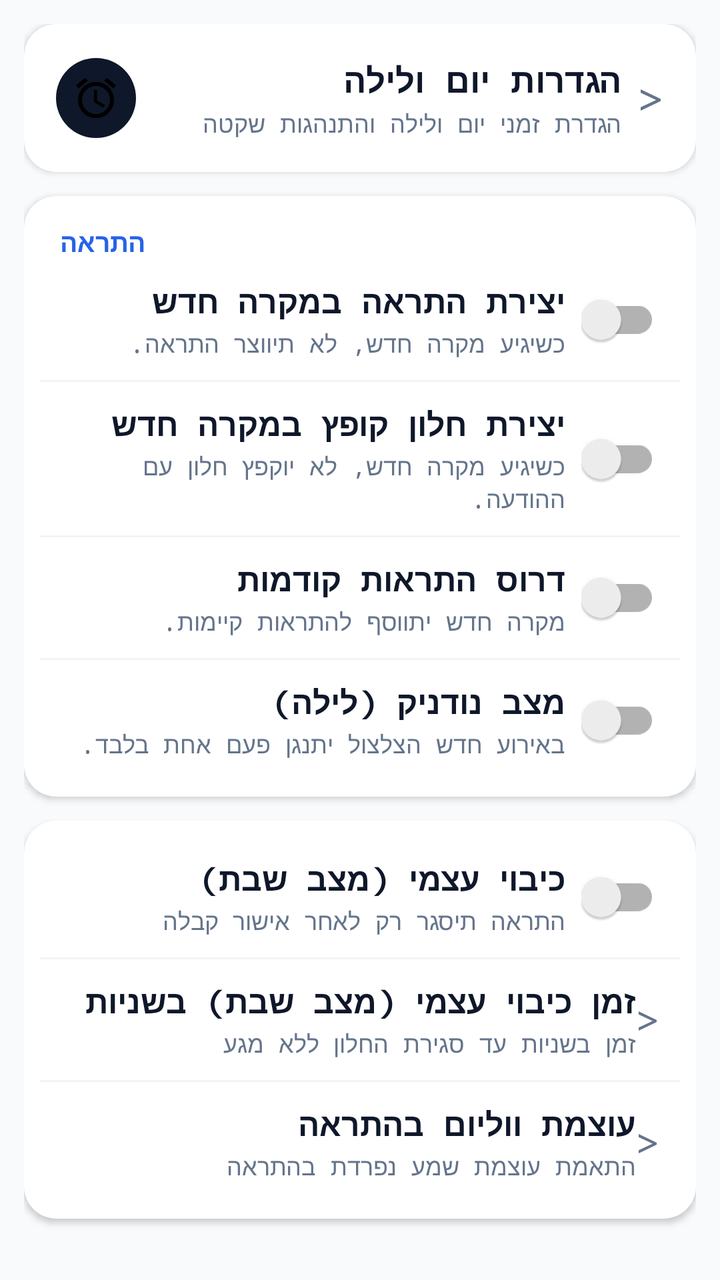
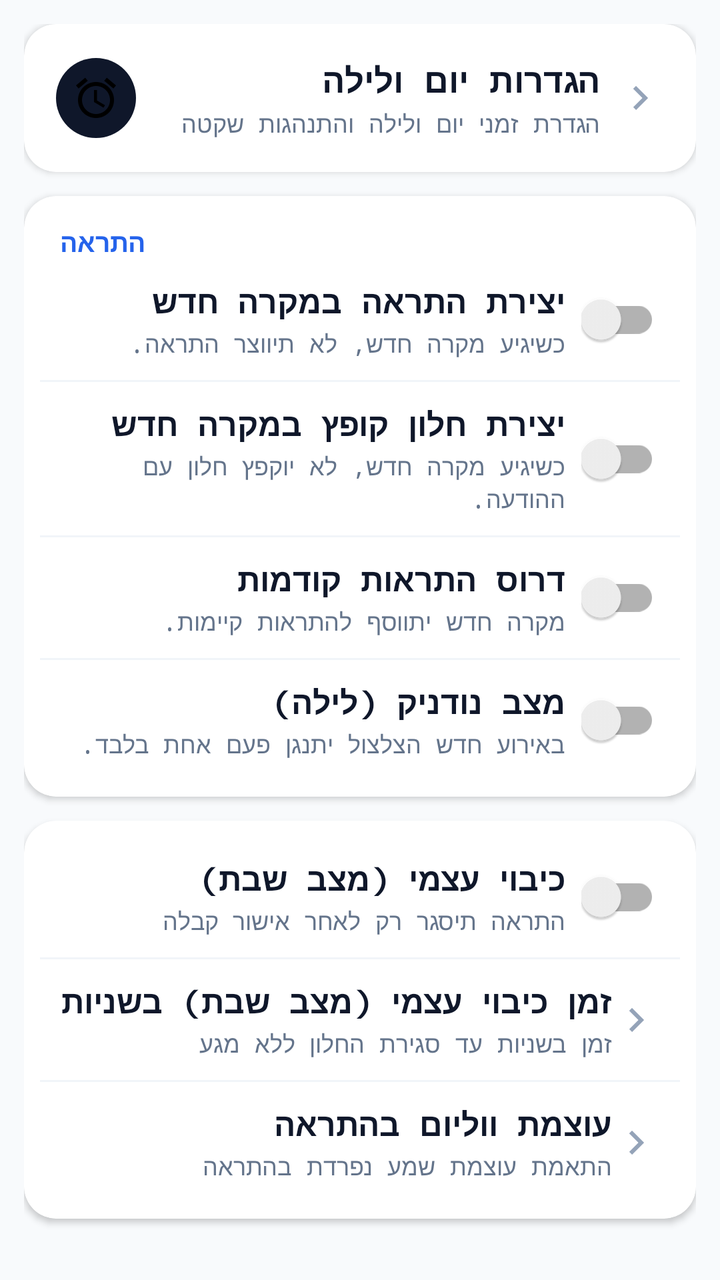

Compare the two renders of this Android layout. The source of the first and the diff that turns it into the second are given below.
<!-- AndroidManifest.xml: application theme AppTheme -->
<!-- res/layout/settings_advanced.xml -->
<?xml version="1.0" encoding="utf-8"?>
<androidx.core.widget.NestedScrollView xmlns:android="http://schemas.android.com/apk/res/android"
    xmlns:app="http://schemas.android.com/apk/res-auto"
    android:layout_width="match_parent"
    android:layout_height="match_parent"
    android:background="@color/colorBackground"
    android:fillViewport="true">

    <LinearLayout
        android:layout_width="match_parent"
        android:layout_height="wrap_content"
        android:orientation="vertical"
        android:padding="12dp">

        
        <androidx.cardview.widget.CardView
            android:id="@+id/ampm_card"
            android:layout_width="match_parent"
            android:layout_height="wrap_content"
            android:layout_marginBottom="12dp"
            android:clickable="true"
            android:focusable="true"
            android:foreground="?attr/selectableItemBackground"
            app:cardBackgroundColor="@color/White"
            app:cardCornerRadius="16dp"
            app:cardElevation="2dp"
            app:cardUseCompatPadding="false">

            <androidx.constraintlayout.widget.ConstraintLayout
                android:layout_width="match_parent"
                android:layout_height="wrap_content"
                android:padding="16dp">

                <ImageView
                    android:id="@+id/iv_ampm_icon"
                    android:layout_width="40dp"
                    android:layout_height="40dp"
                    android:background="@drawable/shape_play_btn_bg"
                    android:padding="8dp"
                    android:src="@drawable/ic_clock"
                    app:layout_constraintBottom_toBottomOf="parent"
                    app:layout_constraintStart_toStartOf="parent"
                    app:layout_constraintTop_toTopOf="parent"
                    app:tint="@color/White" />

                <TextView
                    android:id="@+id/tools_tv"
                    android:layout_width="0dp"
                    android:layout_height="wrap_content"
                    android:layout_marginStart="12dp"
                    android:layout_marginEnd="8dp"
                    android:text="@string/pref_header_ampm"
                    android:textColor="@color/textColorPrimary"
                    android:textSize="17sp"
                    android:textStyle="bold"
                    app:layout_constraintBottom_toTopOf="@+id/tv_ampm_sub"
                    app:layout_constraintEnd_toStartOf="@+id/tools_arrow_tv"
                    app:layout_constraintStart_toEndOf="@+id/iv_ampm_icon"
                    app:layout_constraintTop_toTopOf="parent" />

                <TextView
                    android:id="@+id/tv_ampm_sub"
                    android:layout_width="0dp"
                    android:layout_height="wrap_content"
                    android:layout_marginStart="12dp"
                    android:layout_marginTop="2dp"
                    android:layout_marginEnd="8dp"
                    android:text="הגדרת זמני יום ולילה והתנהגות שקטה"
                    android:textColor="@color/textColorSecondary"
                    android:textSize="12sp"
                    app:layout_constraintBottom_toBottomOf="parent"
                    app:layout_constraintEnd_toStartOf="@+id/tools_arrow_tv"
                    app:layout_constraintStart_toEndOf="@+id/iv_ampm_icon"
                    app:layout_constraintTop_toBottomOf="@+id/tools_tv" />

                <TextView
                    android:id="@+id/tools_arrow_tv"
                    android:layout_width="wrap_content"
                    android:layout_height="wrap_content"
                    android:text="&gt;"
                    android:textColor="@color/textColorSecondary"
                    android:textSize="22sp"
                    app:layout_constraintBottom_toBottomOf="parent"
                    app:layout_constraintEnd_toEndOf="parent"
                    app:layout_constraintTop_toTopOf="parent" />
            </androidx.constraintlayout.widget.ConstraintLayout>
        </androidx.cardview.widget.CardView>

        
        <androidx.cardview.widget.CardView
            android:layout_width="match_parent"
            android:layout_height="wrap_content"
            android:layout_marginBottom="12dp"
            app:cardBackgroundColor="@color/White"
            app:cardCornerRadius="16dp"
            app:cardElevation="2dp"
            app:cardUseCompatPadding="false">

            <LinearLayout
                android:layout_width="match_parent"
                android:layout_height="wrap_content"
                android:orientation="vertical"
                android:padding="8dp">

                <TextView
                    android:layout_width="wrap_content"
                    android:layout_height="wrap_content"
                    android:paddingStart="10dp"
                    android:paddingTop="6dp"
                    android:paddingEnd="10dp"
                    android:text="@string/title_notif"
                    android:textColor="@color/ColorAqua"
                    android:textSize="13sp"
                    android:textStyle="bold" />

                
                <androidx.constraintlayout.widget.ConstraintLayout
                    android:id="@+id/not_pref"
                    android:layout_width="match_parent"
                    android:layout_height="wrap_content"
                    android:clickable="true"
                    android:focusable="true"
                    android:foreground="?attr/selectableItemBackground"
                    android:padding="10dp">

                    <TextView
                        android:id="@+id/not_Title"
                        android:layout_width="0dp"
                        android:layout_height="wrap_content"
                        android:layout_marginEnd="8dp"
                        android:text="@string/pref_title_not"
                        android:textColor="@color/textColorPrimary"
                        android:textSize="16sp"
                        android:textStyle="bold"
                        app:layout_constraintEnd_toStartOf="@+id/not"
                        app:layout_constraintStart_toStartOf="parent"
                        app:layout_constraintTop_toTopOf="parent" />

                    <TextView
                        android:id="@+id/not_Desc"
                        android:layout_width="0dp"
                        android:layout_height="wrap_content"
                        android:layout_marginTop="2dp"
                        android:layout_marginEnd="8dp"
                        android:text="@string/pref_description_not_off"
                        android:textColor="@color/textColorSecondary"
                        android:textSize="12sp"
                        app:layout_constraintEnd_toStartOf="@+id/not"
                        app:layout_constraintStart_toStartOf="parent"
                        app:layout_constraintTop_toBottomOf="@+id/not_Title" />

                    <androidx.appcompat.widget.SwitchCompat
                        android:id="@+id/not"
                        android:layout_width="wrap_content"
                        android:layout_height="wrap_content"
                        android:clickable="false"
                        app:layout_constraintBottom_toBottomOf="parent"
                        app:layout_constraintEnd_toEndOf="parent"
                        app:layout_constraintTop_toTopOf="parent" />
                </androidx.constraintlayout.widget.ConstraintLayout>

                <View
                    android:layout_width="match_parent"
                    android:layout_height="1dp"
                    android:background="#F1F5F9" />

                
                <androidx.constraintlayout.widget.ConstraintLayout
                    android:id="@+id/newWin_pref"
                    android:layout_width="match_parent"
                    android:layout_height="wrap_content"
                    android:clickable="true"
                    android:focusable="true"
                    android:foreground="?attr/selectableItemBackground"
                    android:padding="10dp">

                    <TextView
                        android:id="@+id/newWin_Title"
                        android:layout_width="0dp"
                        android:layout_height="wrap_content"
                        android:layout_marginEnd="8dp"
                        android:text="@string/pref_title_newWin"
                        android:textColor="@color/textColorPrimary"
                        android:textSize="16sp"
                        android:textStyle="bold"
                        app:layout_constraintEnd_toStartOf="@+id/newWin"
                        app:layout_constraintStart_toStartOf="parent"
                        app:layout_constraintTop_toTopOf="parent" />

                    <TextView
                        android:id="@+id/newWin_Desc"
                        android:layout_width="0dp"
                        android:layout_height="wrap_content"
                        android:layout_marginTop="2dp"
                        android:layout_marginEnd="8dp"
                        android:text="@string/pref_description_newWin_off"
                        android:textColor="@color/textColorSecondary"
                        android:textSize="12sp"
                        app:layout_constraintEnd_toStartOf="@+id/newWin"
                        app:layout_constraintStart_toStartOf="parent"
                        app:layout_constraintTop_toBottomOf="@+id/newWin_Title" />

                    <androidx.appcompat.widget.SwitchCompat
                        android:id="@+id/newWin"
                        android:layout_width="wrap_content"
                        android:layout_height="wrap_content"
                        android:clickable="false"
                        app:layout_constraintBottom_toBottomOf="parent"
                        app:layout_constraintEnd_toEndOf="parent"
                        app:layout_constraintTop_toTopOf="parent" />
                </androidx.constraintlayout.widget.ConstraintLayout>

                <View
                    android:layout_width="match_parent"
                    android:layout_height="1dp"
                    android:background="#F1F5F9" />

                
                <androidx.constraintlayout.widget.ConstraintLayout
                    android:id="@+id/ride_pref"
                    android:layout_width="match_parent"
                    android:layout_height="wrap_content"
                    android:clickable="true"
                    android:focusable="true"
                    android:foreground="?attr/selectableItemBackground"
                    android:padding="10dp">

                    <TextView
                        android:id="@+id/ride_Title"
                        android:layout_width="0dp"
                        android:layout_height="wrap_content"
                        android:layout_marginEnd="8dp"
                        android:text="@string/pref_title_ride"
                        android:textColor="@color/textColorPrimary"
                        android:textSize="16sp"
                        android:textStyle="bold"
                        app:layout_constraintEnd_toStartOf="@+id/ride"
                        app:layout_constraintStart_toStartOf="parent"
                        app:layout_constraintTop_toTopOf="parent" />

                    <TextView
                        android:id="@+id/ride_Desc"
                        android:layout_width="0dp"
                        android:layout_height="wrap_content"
                        android:layout_marginTop="2dp"
                        android:layout_marginEnd="8dp"
                        android:text="@string/pref_description_ride_off"
                        android:textColor="@color/textColorSecondary"
                        android:textSize="12sp"
                        app:layout_constraintEnd_toStartOf="@+id/ride"
                        app:layout_constraintStart_toStartOf="parent"
                        app:layout_constraintTop_toBottomOf="@+id/ride_Title" />

                    <androidx.appcompat.widget.SwitchCompat
                        android:id="@+id/ride"
                        android:layout_width="wrap_content"
                        android:layout_height="wrap_content"
                        android:clickable="false"
                        app:layout_constraintBottom_toBottomOf="parent"
                        app:layout_constraintEnd_toEndOf="parent"
                        app:layout_constraintTop_toTopOf="parent" />
                </androidx.constraintlayout.widget.ConstraintLayout>

                <View
                    android:layout_width="match_parent"
                    android:layout_height="1dp"
                    android:background="#F1F5F9" />

                
                <androidx.constraintlayout.widget.ConstraintLayout
                    android:id="@+id/loop_pref"
                    android:layout_width="match_parent"
                    android:layout_height="wrap_content"
                    android:clickable="true"
                    android:focusable="true"
                    android:foreground="?attr/selectableItemBackground"
                    android:padding="10dp">

                    <TextView
                        android:id="@+id/loop_Title"
                        android:layout_width="0dp"
                        android:layout_height="wrap_content"
                        android:layout_marginEnd="8dp"
                        android:text="@string/pref_title_loop"
                        android:textColor="@color/textColorPrimary"
                        android:textSize="16sp"
                        android:textStyle="bold"
                        app:layout_constraintEnd_toStartOf="@+id/loop"
                        app:layout_constraintStart_toStartOf="parent"
                        app:layout_constraintTop_toTopOf="parent" />

                    <TextView
                        android:id="@+id/loop_Desc"
                        android:layout_width="0dp"
                        android:layout_height="wrap_content"
                        android:layout_marginTop="2dp"
                        android:layout_marginEnd="8dp"
                        android:text="@string/pref_description_loop_off"
                        android:textColor="@color/textColorSecondary"
                        android:textSize="12sp"
                        app:layout_constraintEnd_toStartOf="@+id/loop"
                        app:layout_constraintStart_toStartOf="parent"
                        app:layout_constraintTop_toBottomOf="@+id/loop_Title" />

                    <androidx.appcompat.widget.SwitchCompat
                        android:id="@+id/loop"
                        android:layout_width="wrap_content"
                        android:layout_height="wrap_content"
                        android:clickable="false"
                        app:layout_constraintBottom_toBottomOf="parent"
                        app:layout_constraintEnd_toEndOf="parent"
                        app:layout_constraintTop_toTopOf="parent" />
                </androidx.constraintlayout.widget.ConstraintLayout>
            </LinearLayout>
        </androidx.cardview.widget.CardView>

        
        <androidx.cardview.widget.CardView
            android:layout_width="match_parent"
            android:layout_height="wrap_content"
            android:layout_marginBottom="16dp"
            app:cardBackgroundColor="@color/White"
            app:cardCornerRadius="16dp"
            app:cardElevation="2dp"
            app:cardUseCompatPadding="false">

            <LinearLayout
                android:layout_width="match_parent"
                android:layout_height="wrap_content"
                android:orientation="vertical"
                android:padding="8dp">

                
                <androidx.constraintlayout.widget.ConstraintLayout
                    android:id="@+id/shabat_pref"
                    android:layout_width="match_parent"
                    android:layout_height="wrap_content"
                    android:clickable="true"
                    android:focusable="true"
                    android:foreground="?attr/selectableItemBackground"
                    android:padding="10dp">

                    <TextView
                        android:id="@+id/shabat_Title"
                        android:layout_width="0dp"
                        android:layout_height="wrap_content"
                        android:layout_marginEnd="8dp"
                        android:text="@string/pref_title_shabat"
                        android:textColor="@color/textColorPrimary"
                        android:textSize="16sp"
                        android:textStyle="bold"
                        app:layout_constraintEnd_toStartOf="@+id/shabat"
                        app:layout_constraintStart_toStartOf="parent"
                        app:layout_constraintTop_toTopOf="parent" />

                    <TextView
                        android:id="@+id/shabat_Desc"
                        android:layout_width="0dp"
                        android:layout_height="wrap_content"
                        android:layout_marginTop="2dp"
                        android:layout_marginEnd="8dp"
                        android:text="@string/pref_description_shabat_off"
                        android:textColor="@color/textColorSecondary"
                        android:textSize="12sp"
                        app:layout_constraintEnd_toStartOf="@+id/shabat"
                        app:layout_constraintStart_toStartOf="parent"
                        app:layout_constraintTop_toBottomOf="@+id/shabat_Title" />

                    <androidx.appcompat.widget.SwitchCompat
                        android:id="@+id/shabat"
                        android:layout_width="wrap_content"
                        android:layout_height="wrap_content"
                        android:clickable="false"
                        app:layout_constraintBottom_toBottomOf="parent"
                        app:layout_constraintEnd_toEndOf="parent"
                        app:layout_constraintTop_toTopOf="parent" />
                </androidx.constraintlayout.widget.ConstraintLayout>

                <View
                    android:layout_width="match_parent"
                    android:layout_height="1dp"
                    android:background="#F1F5F9" />

                
                <androidx.constraintlayout.widget.ConstraintLayout
                    android:id="@+id/shabatTime_pref"
                    android:layout_width="match_parent"
                    android:layout_height="wrap_content"
                    android:clickable="true"
                    android:focusable="true"
                    android:foreground="?attr/selectableItemBackground"
                    android:padding="10dp">

                    <TextView
                        android:id="@+id/shabatTime_Title"
                        android:layout_width="0dp"
                        android:layout_height="wrap_content"
                        android:text="@string/pref_title_shabatT"
                        android:textColor="@color/textColorPrimary"
                        android:textSize="16sp"
                        android:textStyle="bold"
                        app:layout_constraintBottom_toTopOf="@+id/tv_shabat_time_sub"
                        app:layout_constraintEnd_toStartOf="@+id/tv_shabat_time_arrow"
                        app:layout_constraintStart_toStartOf="parent"
                        app:layout_constraintTop_toTopOf="parent" />

                    <TextView
                        android:id="@+id/tv_shabat_time_sub"
                        android:layout_width="0dp"
                        android:layout_height="wrap_content"
                        android:layout_marginTop="2dp"
                        android:text="זמן בשניות עד סגירת החלון ללא מגע"
                        android:textColor="@color/textColorSecondary"
                        android:textSize="12sp"
                        app:layout_constraintBottom_toBottomOf="parent"
                        app:layout_constraintEnd_toStartOf="@+id/tv_shabat_time_arrow"
                        app:layout_constraintStart_toStartOf="parent"
                        app:layout_constraintTop_toBottomOf="@+id/shabatTime_Title" />

                    <TextView
                        android:id="@+id/tv_shabat_time_arrow"
                        android:layout_width="wrap_content"
                        android:layout_height="wrap_content"
                        android:text="&gt;"
                        android:textColor="@color/textColorSecondary"
                        android:textSize="20sp"
                        app:layout_constraintBottom_toBottomOf="parent"
                        app:layout_constraintEnd_toEndOf="parent"
                        app:layout_constraintTop_toTopOf="parent" />
                </androidx.constraintlayout.widget.ConstraintLayout>

                <View
                    android:layout_width="match_parent"
                    android:layout_height="1dp"
                    android:background="#F1F5F9" />

                
                <androidx.constraintlayout.widget.ConstraintLayout
                    android:id="@+id/volume_pref"
                    android:layout_width="match_parent"
                    android:layout_height="wrap_content"
                    android:clickable="true"
                    android:focusable="true"
                    android:foreground="?attr/selectableItemBackground"
                    android:padding="10dp">

                    <TextView
                        android:id="@+id/volume_Title"
                        android:layout_width="0dp"
                        android:layout_height="wrap_content"
                        android:text="@string/pref_title_volume"
                        android:textColor="@color/textColorPrimary"
                        android:textSize="16sp"
                        android:textStyle="bold"
                        app:layout_constraintBottom_toTopOf="@+id/tv_volume_sub"
                        app:layout_constraintEnd_toStartOf="@+id/tv_volume_arrow"
                        app:layout_constraintStart_toStartOf="parent"
                        app:layout_constraintTop_toTopOf="parent" />

                    <TextView
                        android:id="@+id/tv_volume_sub"
                        android:layout_width="0dp"
                        android:layout_height="wrap_content"
                        android:layout_marginTop="2dp"
                        android:text="התאמת עוצמת שמע נפרדת בהתראה"
                        android:textColor="@color/textColorSecondary"
                        android:textSize="12sp"
                        app:layout_constraintBottom_toBottomOf="parent"
                        app:layout_constraintEnd_toStartOf="@+id/tv_volume_arrow"
                        app:layout_constraintStart_toStartOf="parent"
                        app:layout_constraintTop_toBottomOf="@+id/volume_Title" />

                    <TextView
                        android:id="@+id/tv_volume_arrow"
                        android:layout_width="wrap_content"
                        android:layout_height="wrap_content"
                        android:text="&gt;"
                        android:textColor="@color/textColorSecondary"
                        android:textSize="20sp"
                        app:layout_constraintBottom_toBottomOf="parent"
                        app:layout_constraintEnd_toEndOf="parent"
                        app:layout_constraintTop_toTopOf="parent" />
                </androidx.constraintlayout.widget.ConstraintLayout>
            </LinearLayout>
        </androidx.cardview.widget.CardView>
    </LinearLayout>
</androidx.core.widget.NestedScrollView>
<!-- resources referenced by this layout -->
<resources>
  <color name="ColorAqua">#2563EB</color>
  <color name="White">#FFFFFF</color>
  <color name="colorBackground">#F8FAFC</color>
  <color name="textColorPrimary">#0F172A</color>
  <color name="textColorSecondary">#64748B</color>
  <!-- drawable ic_clock (drawable) -->
  <?xml version="1.0" encoding="utf-8"?>
  <vector xmlns:android="http://schemas.android.com/apk/res/android"
      android:height="24dp"
      android:width="24dp"
      android:viewportWidth="24"
      android:viewportHeight="24">
      <path
          android:fillColor="#ff000000"
          android:pathData="M22,5.72l-4.6,-3.86 -1.29,1.53 4.6,3.86L22,5.72zM7.88,3.39L6.6,1.86 2,5.71l1.29,1.53 4.59,-3.85zM12.5,8L11,8v6l4.75,2.85 0.75,-1.23 -4,-2.37L12.5,8zM12,4c-4.97,0 -9,4.03 -9,9s4.02,9 9,9c4.97,0 9,-4.03 9,-9s-4.03,-9 -9,-9zM12,20c-3.87,0 -7,-3.13 -7,-7s3.13,-7 7,-7 7,3.13 7,7 -3.13,7 -7,7z"/>
  </vector>
  <!-- drawable shape_play_btn_bg (drawable) -->
  <?xml version="1.0" encoding="utf-8"?>
  <shape xmlns:android="http://schemas.android.com/apk/res/android"
      android:shape="oval">
      <solid android:color="@color/ColorPrimary" />
  </shape>
  <string name="pref_description_loop_off">באירוע חדש הצלצול יתנגן פעם אחת בלבד.</string>
  <string name="pref_description_newWin_off">כשיגיע מקרה חדש, לא יוקפץ חלון עם ההודעה.</string>
  <string name="pref_description_not_off">כשיגיע מקרה חדש, לא תיווצר התראה.</string>
  <string name="pref_description_ride_off">מקרה חדש יתווסף להתראות קיימות.</string>
  <string name="pref_description_shabat_off">התראה תיסגר רק לאחר אישור קבלה</string>
  <string name="pref_header_ampm">הגדרות יום ולילה</string>
  <string name="pref_title_loop">מצב נודניק (לילה)</string>
  <string name="pref_title_newWin">יצירת חלון קופץ במקרה חדש</string>
  <string name="pref_title_not">יצירת התראה במקרה חדש</string>
  <string name="pref_title_ride">דרוס התראות קודמות</string>
  <string name="pref_title_shabat">כיבוי עצמי (מצב שבת)</string>
  <string name="pref_title_shabatT">זמן כיבוי עצמי (מצב שבת) בשניות</string>
  <string name="pref_title_volume">עוצמת ווליום בהתראה</string>
  <string name="title_notif">התראה</string>
  <color name="ColorPrimary">#0F172A</color>
  <color name="ColorRedDark">#991B1B</color>
  <color name="ColorBlue">#981E293B</color>
  <style name="FButton" parent="Widget.AppCompat.Button">
          <item name="android:textColor">@color/White</item>
      </style>
  <color name="Black">#000000</color>
  <color name="materialGrey300">#ffe0e0e0</color>
  <color name="ColorPrimaryDark">#020617</color>
  <!-- unchanged entries left out for length: 2 -->
</resources>

<!-- the commit's change to res/layout/settings_advanced.xml (unified diff, before → after) -->
@@ -65,7 +65,7 @@
                     android:layout_marginStart="12dp"
                     android:layout_marginTop="2dp"
                     android:layout_marginEnd="8dp"
-                    android:text="הגדרת זמני יום ולילה והתנהגות שקטה"
+                    android:text="@string/ampm_card_sub"
                     android:textColor="@color/textColorSecondary"
                     android:textSize="12sp"
                     app:layout_constraintBottom_toBottomOf="parent"
@@ -73,13 +73,11 @@
                     app:layout_constraintStart_toEndOf="@+id/iv_ampm_icon"
                     app:layout_constraintTop_toBottomOf="@+id/tools_tv" />
 
-                <TextView
+                <ImageView
                     android:id="@+id/tools_arrow_tv"
-                    android:layout_width="wrap_content"
-                    android:layout_height="wrap_content"
-                    android:text="&gt;"
-                    android:textColor="@color/textColorSecondary"
-                    android:textSize="22sp"
+                    android:layout_width="24dp"
+                    android:layout_height="24dp"
+                    android:src="@drawable/ic_chevron_forward"
                     app:layout_constraintBottom_toBottomOf="parent"
                     app:layout_constraintEnd_toEndOf="parent"
                     app:layout_constraintTop_toTopOf="parent" />
@@ -409,7 +407,7 @@
                         android:layout_width="0dp"
                         android:layout_height="wrap_content"
                         android:layout_marginTop="2dp"
-                        android:text="זמן בשניות עד סגירת החלון ללא מגע"
+                        android:text="@string/shabat_time_sub"
                         android:textColor="@color/textColorSecondary"
                         android:textSize="12sp"
                         app:layout_constraintBottom_toBottomOf="parent"
@@ -417,13 +415,11 @@
                         app:layout_constraintStart_toStartOf="parent"
                         app:layout_constraintTop_toBottomOf="@+id/shabatTime_Title" />
 
-                    <TextView
+                    <ImageView
                         android:id="@+id/tv_shabat_time_arrow"
-                        android:layout_width="wrap_content"
-                        android:layout_height="wrap_content"
-                        android:text="&gt;"
-                        android:textColor="@color/textColorSecondary"
-                        android:textSize="20sp"
+                        android:layout_width="24dp"
+                        android:layout_height="24dp"
+                        android:src="@drawable/ic_chevron_forward"
                         app:layout_constraintBottom_toBottomOf="parent"
                         app:layout_constraintEnd_toEndOf="parent"
                         app:layout_constraintTop_toTopOf="parent" />
@@ -462,7 +458,7 @@
                         android:layout_width="0dp"
                         android:layout_height="wrap_content"
                         android:layout_marginTop="2dp"
-                        android:text="התאמת עוצמת שמע נפרדת בהתראה"
+                        android:text="@string/volume_sub"
                         android:textColor="@color/textColorSecondary"
                         android:textSize="12sp"
                         app:layout_constraintBottom_toBottomOf="parent"
@@ -470,13 +466,11 @@
                         app:layout_constraintStart_toStartOf="parent"
                         app:layout_constraintTop_toBottomOf="@+id/volume_Title" />
 
-                    <TextView
+                    <ImageView
                         android:id="@+id/tv_volume_arrow"
-                        android:layout_width="wrap_content"
-                        android:layout_height="wrap_content"
-                        android:text="&gt;"
-                        android:textColor="@color/textColorSecondary"
-                        android:textSize="20sp"
+                        android:layout_width="24dp"
+                        android:layout_height="24dp"
+                        android:src="@drawable/ic_chevron_forward"
                         app:layout_constraintBottom_toBottomOf="parent"
                         app:layout_constraintEnd_toEndOf="parent"
                         app:layout_constraintTop_toTopOf="parent" />
<!-- resource entries referenced after the edit -->
@@ -5,6 +5,17 @@
   <color name="colorBackground">#F8FAFC</color>
   <color name="textColorPrimary">#0F172A</color>
   <color name="textColorSecondary">#64748B</color>
+  <!-- drawable ic_chevron_forward (drawable) -->
+  <vector xmlns:android="http://schemas.android.com/apk/res/android"
+      android:width="24dp"
+      android:height="24dp"
+      android:autoMirrored="true"
+      android:viewportWidth="24"
+      android:viewportHeight="24">
+      <path
+          android:fillColor="#94A3B8"
+          android:pathData="M8.59,16.59L13.17,12 8.59,7.41 10,6l6,6 -6,6 -1.41,-1.41z"/>
+  </vector>
   <!-- drawable ic_clock (drawable) -->
   <?xml version="1.0" encoding="utf-8"?>
   <vector xmlns:android="http://schemas.android.com/apk/res/android"
@@ -22,6 +33,7 @@
       android:shape="oval">
       <solid android:color="@color/ColorPrimary" />
   </shape>
+  <string name="ampm_card_sub">הגדרת זמני יום ולילה והתנהגות שקטה</string>
   <string name="pref_description_loop_off">באירוע חדש הצלצול יתנגן פעם אחת בלבד.</string>
   <string name="pref_description_newWin_off">כשיגיע מקרה חדש, לא יוקפץ חלון עם ההודעה.</string>
   <string name="pref_description_not_off">כשיגיע מקרה חדש, לא תיווצר התראה.</string>
@@ -35,7 +47,9 @@
   <string name="pref_title_shabat">כיבוי עצמי (מצב שבת)</string>
   <string name="pref_title_shabatT">זמן כיבוי עצמי (מצב שבת) בשניות</string>
   <string name="pref_title_volume">עוצמת ווליום בהתראה</string>
+  <string name="shabat_time_sub">זמן בשניות עד סגירת החלון ללא מגע</string>
   <string name="title_notif">התראה</string>
+  <string name="volume_sub">התאמת עוצמת שמע נפרדת בהתראה</string>
   <color name="ColorPrimary">#0F172A</color>
   <color name="ColorRedDark">#991B1B</color>
   <color name="ColorBlue">#981E293B</color>
